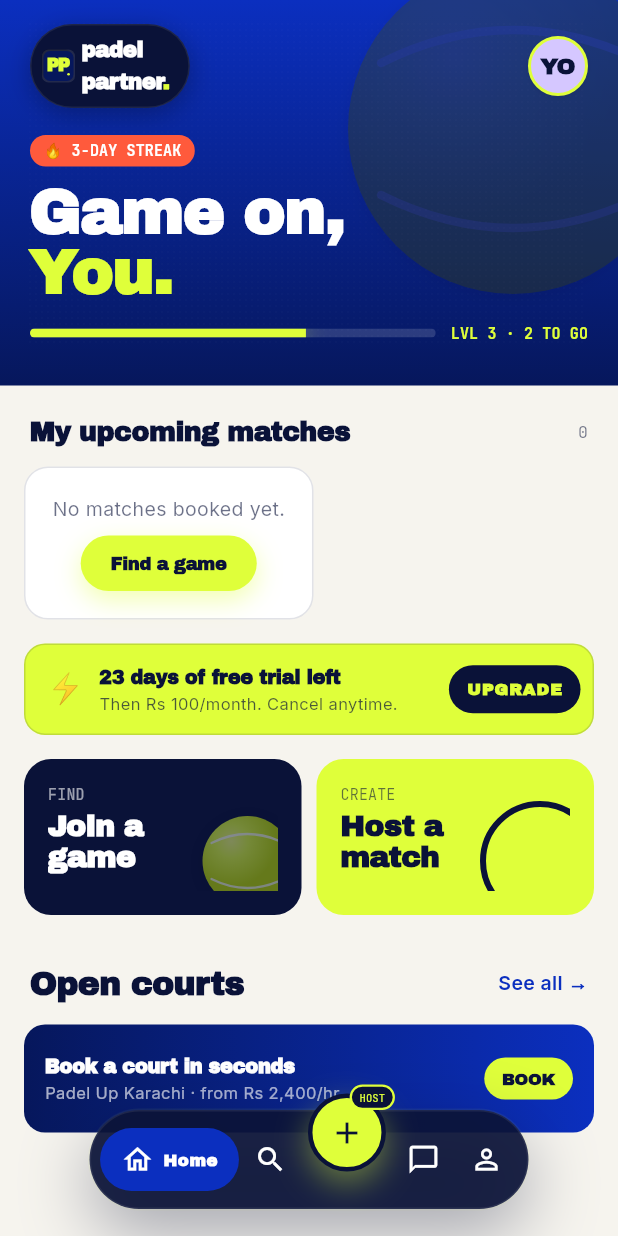
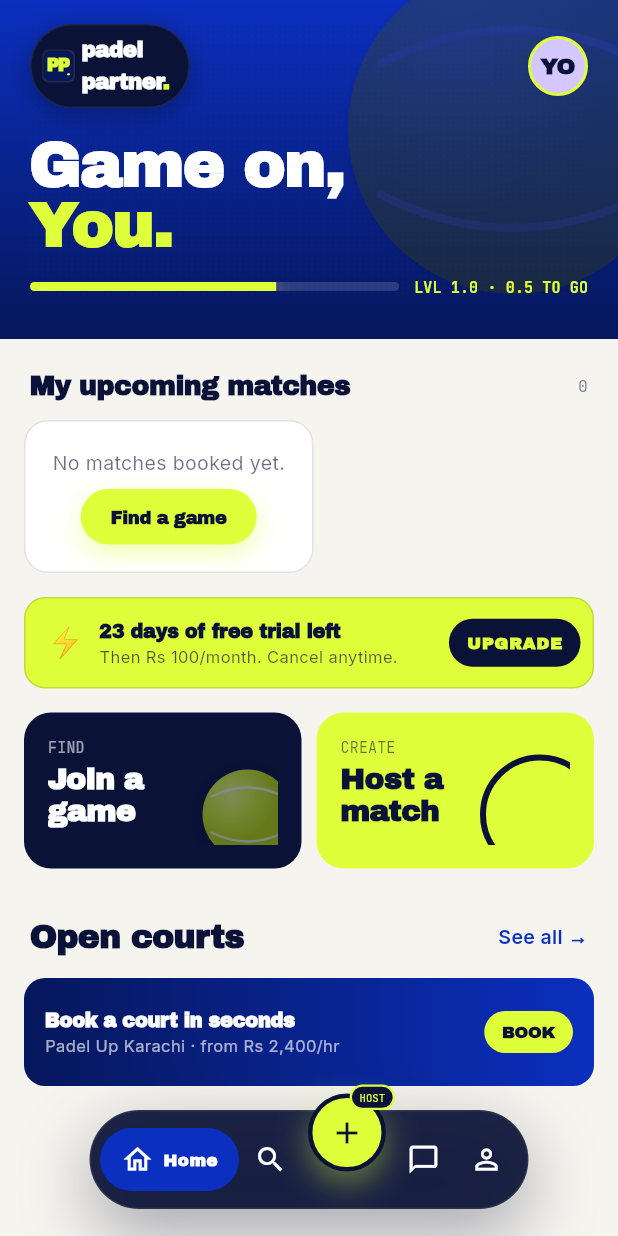
Before and after one commit to jointtpk/padel-partner, a Flutter app: the HomeScreen screen opened by its route, on a phone screen of 412 x 824 dp. Run offline on Flutter 3.47's test engine with Material 3 defaults, Android fonts, the phone set to English and light mode, and no system bars; our stand-ins replace get, google_fonts, google_maps_flutter, image_picker, pinput, shared_preferences; accounts and stored records are empty.

Commit message:
Fix multiple reactivity + UI bugs
- Sign-up email field now triggers step.refresh() on change so the
  Send code button enables immediately (you no longer have to touch
  the phone field to wake it up).
- BrowseController.filtered: read all reactive deps unconditionally
  before iterating kGames. With kGames now empty, the predicate
  body never ran, so Obx subscribed to nothing and threw 'improper
  use of GetX' on the Find a game screen.
- HostController.step1Valid: switched from non-reactive
  clubCtrl.text/courtCtrl.text reads to club.value/court.value Rx
  reads. Wired the courtCtrl onChanged to keep court.value in sync.
  Continue button now enables as soon as the form is valid.
- AvatarWidget: when player.photoPath is set, render the picture
  (FileImage for local paths, NetworkImage for http urls) instead
  of falling back to initials. Profile picture now shows up.
- Home screen header:
  * 'LVL 3 · 2 TO GO' was hardcoded — now derived from the user's
    level + tier range, so a fresh rookie sees 'LVL 1.0 · 0.5 TO GO'.
  * XP bar progress likewise comes from level / tier range.
  * Streak badge ('🔥 3-DAY STREAK') is hidden until the user has
    actually played at least 3 games; otherwise shows nothing.

```diff
--- a/lib/core/widgets/avatar_widget.dart
+++ b/lib/core/widgets/avatar_widget.dart
@@ -1,3 +1,4 @@
+import 'dart:io';
 import 'package:flutter/material.dart';
 import '../models/player.dart';
 import '../theme/tokens.dart';
@@ -16,18 +17,28 @@ class AvatarWidget extends StatelessWidget {
 
   @override
   Widget build(BuildContext context) {
+    final photo = player.photoPath;
+    final hasPhoto = photo != null && photo.isNotEmpty;
     return Container(
       width: size,
       height: size,
       decoration: BoxDecoration(
         shape: BoxShape.circle,
-        color: player.avatarColor,
+        color: hasPhoto ? null : player.avatarColor,
         border: ring ? Border.all(color: AppColors.ball, width: 2) : null,
         boxShadow: const [
           BoxShadow(color: Color(0x14000000), blurRadius: 2, offset: Offset(0, 1)),
         ],
+        image: hasPhoto
+            ? DecorationImage(
+                image: _imageProviderFor(photo),
+                fit: BoxFit.cover,
+              )
+            : null,
       ),
-      child: Center(
+      child: hasPhoto
+          ? null
+          : Center(
               child: Text(
                 player.initials,
                 style: AppFonts.display(
@@ -38,6 +49,13 @@ class AvatarWidget extends StatelessWidget {
               ),
             ),
     );
+  }
+
+  ImageProvider _imageProviderFor(String path) {
+    if (path.startsWith('http://') || path.startsWith('https://')) {
+      return NetworkImage(path);
+    }
+    return FileImage(File(path));
   }
 }
 
--- a/lib/screens/home/home_screen.dart
+++ b/lib/screens/home/home_screen.dart
@@ -154,19 +154,25 @@ class _HeroHeader extends StatelessWidget {
                 ],
               ),
               const SizedBox(height: 18),
-              // Streak badge
-              Container(
+              // Streak badge — only when user has played some games
+              Obx(() {
+                final games = store.currentUser.value.games;
+                if (games < 3) return const SizedBox.shrink();
+                return Padding(
+                  padding: const EdgeInsets.only(bottom: 10),
+                  child: Container(
                     padding: const EdgeInsets.symmetric(horizontal: 9, vertical: 3),
                     decoration: BoxDecoration(
                       color: AppColors.hot,
                       borderRadius: BorderRadius.circular(999),
                     ),
                     child: Text(
-                  '🔥 3-DAY STREAK',
+                      '🔥 $games GAMES PLAYED',
                       style: AppFonts.mono(10, color: Colors.white, weight: FontWeight.w700, letterSpacing: 0.10),
                     ),
                   ),
-              const SizedBox(height: 10),
+                );
+              }),
               // Headline
               Text(
                 'Game on,',
@@ -180,8 +186,15 @@ class _HeroHeader extends StatelessWidget {
                 );
               }),
               const SizedBox(height: 14),
-              // XP bar
-              Row(
+              // XP bar — derived from current user's level + tier
+              Obx(() {
+                final user = store.currentUser.value;
+                final tier = levelByKey(user.tier);
+                final progress = ((user.level - tier.rangeMin) /
+                        (tier.rangeMax - tier.rangeMin))
+                    .clamp(0.0, 1.0);
+                final remaining = (tier.rangeMax - user.level).clamp(0.0, double.infinity);
+                return Row(
                   children: [
                     Expanded(
                       child: ClipRRect(
@@ -190,7 +203,7 @@ class _HeroHeader extends StatelessWidget {
                           children: [
                             Container(height: 6, color: Colors.white.withOpacity(0.15)),
                             FractionallySizedBox(
-                            widthFactor: 0.68,
+                              widthFactor: progress,
                               child: Container(
                                 height: 6,
                                 decoration: BoxDecoration(
@@ -205,11 +218,12 @@ class _HeroHeader extends StatelessWidget {
                     ),
                     const SizedBox(width: 10),
                     Text(
-                    'LVL 3 · 2 TO GO',
+                      'LVL ${user.level.toStringAsFixed(1)} · ${remaining.toStringAsFixed(1)} TO GO',
                       style: AppFonts.mono(10, color: AppColors.ball, weight: FontWeight.w700, letterSpacing: 0.10),
                     ),
                   ],
-              ),
+                );
+              }),
             ],
           ),
         ],
--- a/lib/screens/host/host_screen.dart
+++ b/lib/screens/host/host_screen.dart
@@ -49,9 +49,9 @@ class HostController extends GetxController {
 
   // Validation
   bool get step1Valid =>
-      clubCtrl.text.trim().isNotEmpty &&
+      club.value.trim().isNotEmpty &&
       area.value.isNotEmpty &&
-      courtCtrl.text.trim().isNotEmpty;
+      court.value.trim().isNotEmpty;
 
   bool get step2Valid => true; // always valid — defaults set
 
@@ -281,7 +281,7 @@ class _Step1Court extends StatelessWidget {
           const SizedBox(height: 20),
           _SectionLabel('Court name / number'),
           const SizedBox(height: 8),
-          _TextInput(controller: ctrl.courtCtrl, hint: 'e.g. Court 2', onChanged: (_) {}),
+          _TextInput(controller: ctrl.courtCtrl, hint: 'e.g. Court 2', onChanged: (_) => ctrl.court.value = ctrl.courtCtrl.text),
 
           const SizedBox(height: 20),
           _SectionLabel('Court type'),
--- a/lib/screens/sign_up/sign_up_screen.dart
+++ b/lib/screens/sign_up/sign_up_screen.dart
@@ -324,6 +324,7 @@ class _StepInfo extends StatelessWidget {
           controller: ctrl.emailController,
           placeholder: 'you@email.com',
           keyboardType: TextInputType.emailAddress,
+          onChanged: (_) => ctrl.step.refresh(),
         ),
 
         const SizedBox(height: 24),
```
Also changed, not shown: lib/screens/browse/browse_screen.dart (+12 -5 lines). Lines whose indentation alone changed are shown as unchanged.
